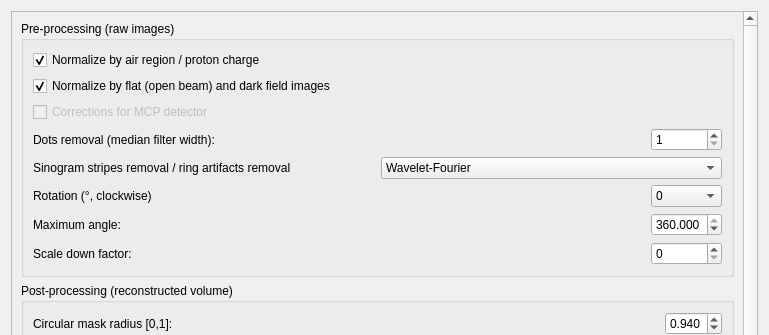
First picture: the form in MantidQt/CustomInterfaces/inc/MantidQtCustomInterfaces/Tomography/TomographyIfaceQtTabFiltersSettings.ui, repository mantidproject/mantid, before the edit; both pictures show x 0 to 769 and y 0 to 335 of the 769 by 618 pixel window.
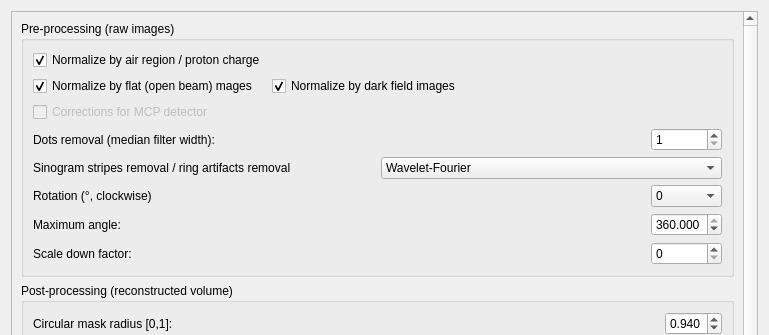
Second picture: the form after the edit.

Commit message: separate enables for normalization by dark and flat, re #15665

```diff
--- a/MantidQt/CustomInterfaces/inc/MantidQtCustomInterfaces/Tomography/TomographyIfaceQtTabFiltersSettings.ui
+++ b/MantidQt/CustomInterfaces/inc/MantidQtCustomInterfaces/Tomography/TomographyIfaceQtTabFiltersSettings.ui
@@ -35,7 +35,7 @@
           <string>Pre-processing (raw images)</string>
          </property>
          <layout class="QGridLayout" name="gridLayout_5">
-          <item row="8" column="2">
+          <item row="9" column="2">
            <widget class="QDoubleSpinBox" name="doubleSpinBox_prep_max_angle">
             <property name="toolTip">
              <string>Maximum angle to use for reconstruction</string>
@@ -54,7 +54,7 @@
             </property>
            </widget>
           </item>
-          <item row="6" column="2">
+          <item row="7" column="2">
            <widget class="QComboBox" name="comboBox_prep_rotation">
             <property name="toolTip">
              <string>Rotate all images in the input stacks by this angle</string>
@@ -81,14 +81,14 @@
             </item>
            </widget>
           </item>
-          <item row="9" column="0">
+          <item row="10" column="0">
            <widget class="QLabel" name="label_prep_scale_factor">
             <property name="text">
              <string>Scale down factor:</string>
             </property>
            </widget>
           </item>
-          <item row="6" column="1">
+          <item row="7" column="1">
            <spacer name="horizontalSpacer_12">
             <property name="orientation">
              <enum>Qt::Horizontal</enum>
@@ -107,14 +107,14 @@
              <string>Normalize every image with respect to the reference flat and dark images, if available</string>
             </property>
             <property name="text">
-             <string>Normalize by flat (open beam) and dark field images</string>
+             <string>Normalize by flat (open beam) mages</string>
             </property>
             <property name="checked">
              <bool>true</bool>
             </property>
            </widget>
           </item>
-          <item row="4" column="1">
+          <item row="5" column="1">
            <spacer name="horizontalSpacer_13">
             <property name="orientation">
              <enum>Qt::Horizontal</enum>
@@ -127,14 +127,14 @@
             </property>
            </spacer>
           </item>
-          <item row="6" column="0">
+          <item row="7" column="0">
            <widget class="QLabel" name="label_prep_rotation">
             <property name="text">
              <string>Rotation (°, clockwise)</string>
             </property>
            </widget>
           </item>
-          <item row="9" column="1">
+          <item row="10" column="1">
            <spacer name="horizontalSpacer_14">
             <property name="orientation">
              <enum>Qt::Horizontal</enum>
@@ -147,7 +147,7 @@
             </property>
            </spacer>
           </item>
-          <item row="8" column="1">
+          <item row="9" column="1">
            <spacer name="horizontalSpacer_15">
             <property name="orientation">
              <enum>Qt::Horizontal</enum>
@@ -160,20 +160,7 @@
             </property>
            </spacer>
           </item>
-          <item row="1" column="0" colspan="2">
-           <widget class="QCheckBox" name="checkBox_normalize_proton_charge">
-            <property name="statusTip">
-             <string>Normalize every image by their relative proton charges</string>
-            </property>
-            <property name="text">
-             <string>Normalize by air region / proton charge</string>
-            </property>
-            <property name="checked">
-             <bool>true</bool>
-            </property>
-           </widget>
-          </item>
-          <item row="9" column="2">
+          <item row="10" column="2">
            <widget class="QSpinBox" name="spinBox_prep_scale_factor">
             <property name="toolTip">
              <string>Sets the size of block to downscale. For example with 2, blocks of 2x2 pixels will be combined into a (median value) pixel</string>
@@ -189,21 +176,21 @@
             </property>
            </widget>
           </item>
-          <item row="4" column="0">
+          <item row="5" column="0">
            <widget class="QLabel" name="label_prep_median">
             <property name="text">
              <string>Dots removal (median filter width):</string>
             </property>
            </widget>
           </item>
-          <item row="8" column="0">
+          <item row="9" column="0">
            <widget class="QLabel" name="label_prep_max_angle">
             <property name="text">
              <string>Maximum angle:</string>
             </property>
            </widget>
           </item>
-          <item row="4" column="2">
+          <item row="5" column="2">
            <widget class="QSpinBox" name="spinBox_prep_median_filter_width">
             <property name="toolTip">
              <string>Set size of the blocks to calculate a median filter. Bigger size implies more smoothing.</string>
@@ -216,7 +203,7 @@
             </property>
            </widget>
           </item>
-          <item row="5" column="0" colspan="3">
+          <item row="6" column="0" colspan="3">
            <layout class="QHBoxLayout" name="horizontalLayout_5">
             <item>
              <widget class="QLabel" name="label_3">
@@ -241,7 +228,7 @@
             </item>
            </layout>
           </item>
-          <item row="3" column="0">
+          <item row="4" column="0">
            <widget class="QCheckBox" name="checkBox_2">
             <property name="enabled">
              <bool>false</bool>
@@ -251,6 +238,32 @@
             </property>
            </widget>
           </item>
+          <item row="2" column="1">
+           <widget class="QCheckBox" name="checkBox_normalize_flat_dark_2">
+            <property name="statusTip">
+             <string>Normalize every image with respect to the reference flat and dark images, if available</string>
+            </property>
+            <property name="text">
+             <string>Normalize by dark field images</string>
+            </property>
+            <property name="checked">
+             <bool>true</bool>
+            </property>
+           </widget>
+          </item>
+          <item row="1" column="0">
+           <widget class="QCheckBox" name="checkBox_normalize_proton_charge">
+            <property name="statusTip">
+             <string>Normalize every image by their relative proton charges</string>
+            </property>
+            <property name="text">
+             <string>Normalize by air region / proton charge</string>
+            </property>
+            <property name="checked">
+             <bool>true</bool>
+            </property>
+           </widget>
+          </item>
          </layout>
         </widget>
        </item>
```
